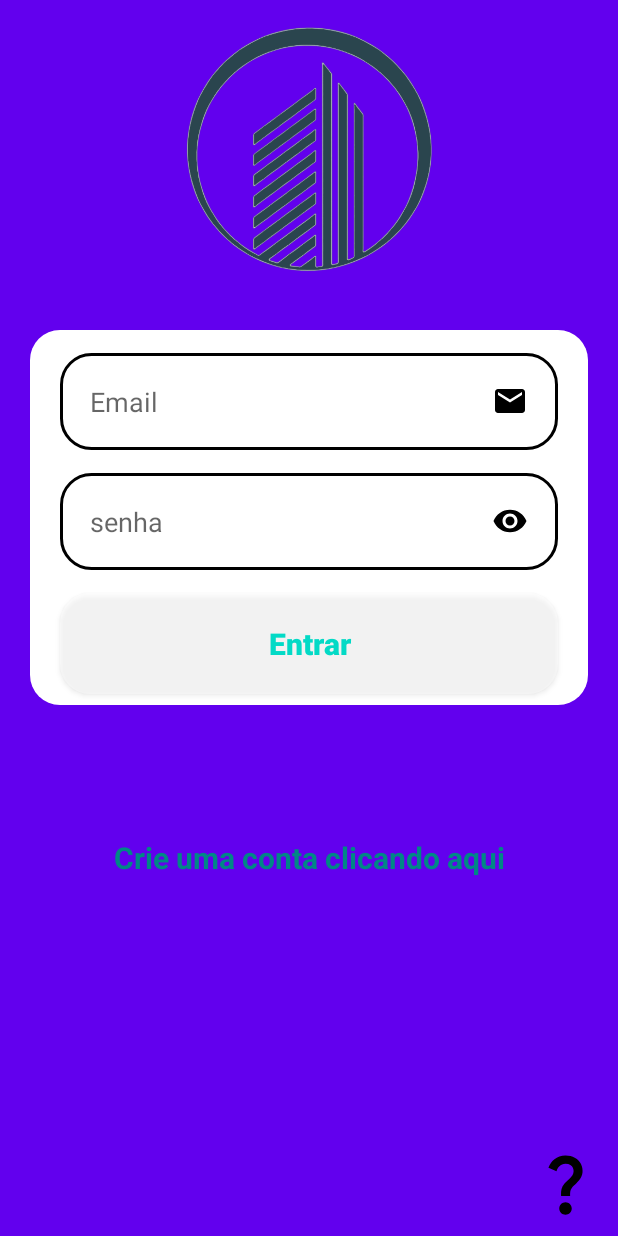
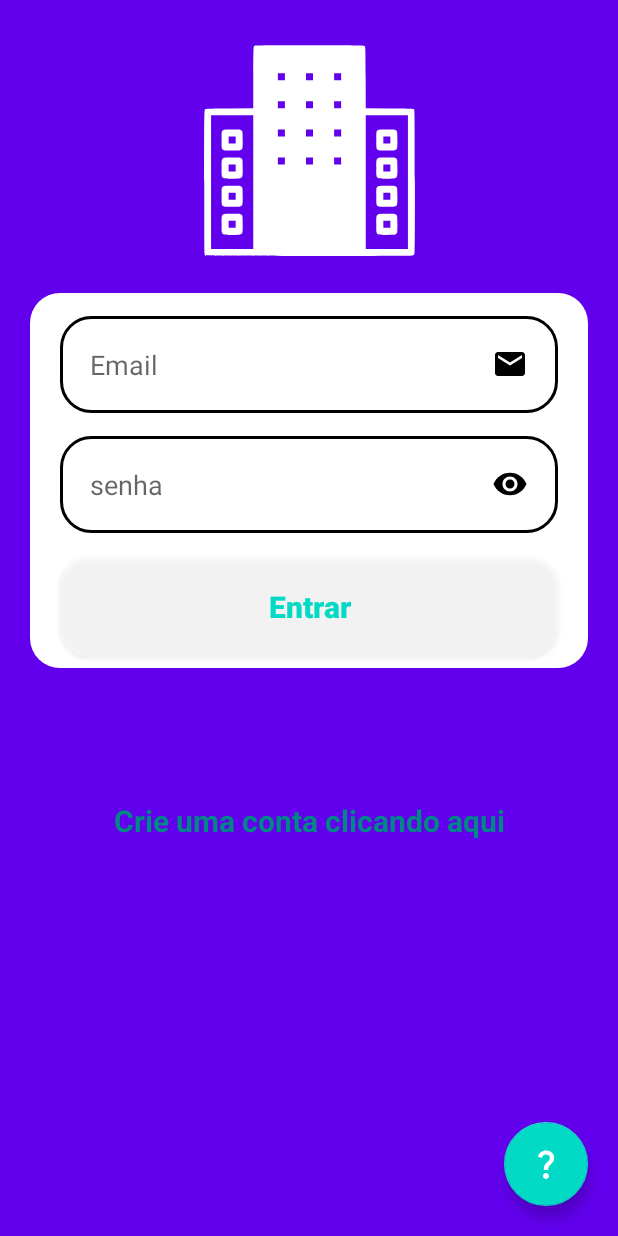
Before and after one commit to ego-prog/Projeto-Android, an Android app: the screen it shows after launch (FormLogin), on a phone screen of 412 x 824 dp. Run offline under Robolectric (Android 15) with nearby library versions, the phone set to English and light mode, and no system bars.

Commit message:
update Float Button

```diff
--- a/app/src/main/java/com/example/controlerealazer/FormLogin.java
+++ b/app/src/main/java/com/example/controlerealazer/FormLogin.java
@@ -8,9 +8,11 @@ import android.view.View;
 import android.widget.ImageView;
 import android.widget.TextView;
 
+import com.google.android.material.floatingactionbutton.FloatingActionButton;
+
 public class FormLogin extends AppCompatActivity {
     private TextView text_tela_cadastro;
-    private ImageView about;
+    private FloatingActionButton fab;
 
     @Override
     protected void onCreate(Bundle savedInstanceState) {
@@ -18,6 +20,7 @@ public class FormLogin extends AppCompatActivity {
         setContentView(R.layout.activity_form_login);
         getSupportActionBar().hide();
         IniciarComponentes();
+
 
         text_tela_cadastro.setOnClickListener(new View.OnClickListener() {
             @Override
@@ -27,7 +30,7 @@ public class FormLogin extends AppCompatActivity {
             }
         });
 
-        about.setOnClickListener(new View.OnClickListener() {
+        fab.setOnClickListener(new View.OnClickListener() {
             @Override
             public void onClick(View v) {
                 Intent intent = new Intent(FormLogin.this, About.class);
@@ -39,6 +42,6 @@ public class FormLogin extends AppCompatActivity {
 
     private void IniciarComponentes() {
         text_tela_cadastro = findViewById(R.id.text_tela_cadastro);
-        about = findViewById(R.id.about);
+        fab = findViewById(R.id.fab_about);
     }
 }
--- /dev/null
+++ b/app/src/main/res/drawable/logo.xml
@@ -0,0 +1,42 @@
+<vector xmlns:android="http://schemas.android.com/apk/res/android"
+    android:width="512dp"
+    android:height="512dp"
+    android:viewportWidth="512"
+    android:viewportHeight="512">
+  <path
+      android:pathData="M132.2,17c-1.2,0.5 -2.7,2.1 -3.2,3.5 -0.6,1.6 -1,28.5 -1,71l0,68.4 -54,0.3c-50.2,0.3 -54.1,0.4 -55.7,2.1 -1.7,1.7 -1.8,9.7 -1.8,165.7 0,156 0.1,164 1.8,165.7 1.7,1.7 12.7,1.8 236,2.1 168.2,0.1 235,-0.1 236.9,-0.9 1.4,-0.6 3.1,-2.3 3.7,-3.7 0.8,-1.9 1.1,-48.8 0.9,-164.9 -0.3,-154.2 -0.4,-162.3 -2.1,-164 -1.6,-1.7 -5.5,-1.8 -55.7,-2.1l-54,-0.3 -0.2,-69.9c-0.3,-65.6 -0.4,-70 -2.1,-71.7 -1.7,-1.7 -8.2,-1.8 -124.5,-2 -72.5,-0.1 -123.6,0.2 -125,0.7zM200,88l0,8 -8,-0 -8,-0 0,-8 0,-8 8,-0 8,-0 0,8zM264,88l0,8 -8,-0 -8,-0 0,-8 0,-8 8,-0 8,-0 0,8zM328,88l0,8 -8,-0 -8,-0 0,-8 0,-8 8,-0 8,-0 0,8zM200,152l0,8 -8,-0 -8,-0 0,-8 0,-8 8,-0 8,-0 0,8zM264,152l0,8 -8,-0 -8,-0 0,-8 0,-8 8,-0 8,-0 0,8zM328,152l0,8 -8,-0 -8,-0 0,-8 0,-8 8,-0 8,-0 0,8zM128,328l0,152 -48,-0 -48,-0 0,-152 0,-152 48,-0 48,-0 0,152zM480,328l0,152 -48,-0 -48,-0 0,-152 0,-152 48,-0 48,-0 0,152zM200,216l0,8 -8,-0 -8,-0 0,-8 0,-8 8,-0 8,-0 0,8zM264,216l0,8 -8,-0 -8,-0 0,-8 0,-8 8,-0 8,-0 0,8zM328,216l0,8 -8,-0 -8,-0 0,-8 0,-8 8,-0 8,-0 0,8zM200,280l0,8 -8,-0 -8,-0 0,-8 0,-8 8,-0 8,-0 0,8zM264,280l0,8 -8,-0 -8,-0 0,-8 0,-8 8,-0 8,-0 0,8zM328,280l0,8 -8,-0 -8,-0 0,-8 0,-8 8,-0 8,-0 0,8z"
+      android:fillColor="#000000"
+      android:strokeColor="#00000000"/>
+  <path
+      android:pathData="M58.5,210.5c-2.5,2.4 -2.5,2.6 -2.5,21.5 0,25.7 -1.7,24 24,24 25.7,-0 24,1.7 24,-24 0,-25.7 1.7,-24 -24,-24 -18.9,-0 -19.1,-0 -21.5,2.5zM88,232l0,8 -8,-0 -8,-0 0,-8 0,-8 8,-0 8,-0 0,8z"
+      android:fillColor="#000000"
+      android:strokeColor="#00000000"/>
+  <path
+      android:pathData="M58.5,274.5c-2.5,2.4 -2.5,2.6 -2.5,21.5 0,25.7 -1.7,24 24,24 25.7,-0 24,1.7 24,-24 0,-25.7 1.7,-24 -24,-24 -18.9,-0 -19.1,-0 -21.5,2.5zM88,296l0,8 -8,-0 -8,-0 0,-8 0,-8 8,-0 8,-0 0,8z"
+      android:fillColor="#000000"
+      android:strokeColor="#00000000"/>
+  <path
+      android:pathData="M58.5,338.5c-2.5,2.4 -2.5,2.6 -2.5,21.5 0,25.7 -1.7,24 24,24 25.7,-0 24,1.7 24,-24 0,-25.7 1.7,-24 -24,-24 -18.9,-0 -19.1,-0 -21.5,2.5zM88,360l0,8 -8,-0 -8,-0 0,-8 0,-8 8,-0 8,-0 0,8z"
+      android:fillColor="#000000"
+      android:strokeColor="#00000000"/>
+  <path
+      android:pathData="M58.5,402.5c-2.5,2.4 -2.5,2.6 -2.5,21.5 0,25.7 -1.7,24 24,24 25.7,-0 24,1.7 24,-24 0,-25.7 1.7,-24 -24,-24 -18.9,-0 -19.1,-0 -21.5,2.5zM88,424l0,8 -8,-0 -8,-0 0,-8 0,-8 8,-0 8,-0 0,8z"
+      android:fillColor="#000000"
+      android:strokeColor="#00000000"/>
+  <path
+      android:pathData="M410.5,210.5c-2.5,2.4 -2.5,2.6 -2.5,21.5 0,25.7 -1.7,24 24,24 25.7,-0 24,1.7 24,-24 0,-25.7 1.7,-24 -24,-24 -18.9,-0 -19.1,-0 -21.5,2.5zM440,232l0,8 -8,-0 -8,-0 0,-8 0,-8 8,-0 8,-0 0,8z"
+      android:fillColor="#000000"
+      android:strokeColor="#00000000"/>
+  <path
+      android:pathData="M410.5,274.5c-2.5,2.4 -2.5,2.6 -2.5,21.5 0,25.7 -1.7,24 24,24 25.7,-0 24,1.7 24,-24 0,-25.7 1.7,-24 -24,-24 -18.9,-0 -19.1,-0 -21.5,2.5zM440,296l0,8 -8,-0 -8,-0 0,-8 0,-8 8,-0 8,-0 0,8z"
+      android:fillColor="#000000"
+      android:strokeColor="#00000000"/>
+  <path
+      android:pathData="M410.5,338.5c-2.5,2.4 -2.5,2.6 -2.5,21.5 0,25.7 -1.7,24 24,24 25.7,-0 24,1.7 24,-24 0,-25.7 1.7,-24 -24,-24 -18.9,-0 -19.1,-0 -21.5,2.5zM440,360l0,8 -8,-0 -8,-0 0,-8 0,-8 8,-0 8,-0 0,8z"
+      android:fillColor="#000000"
+      android:strokeColor="#00000000"/>
+  <path
+      android:pathData="M410.5,402.5c-2.5,2.4 -2.5,2.6 -2.5,21.5 0,25.7 -1.7,24 24,24 18.9,-0 19.1,-0 21.5,-2.5 2.5,-2.4 2.5,-2.6 2.5,-21.5 0,-25.7 1.7,-24 -24,-24 -18.9,-0 -19.1,-0 -21.5,2.5zM440,424l0,8 -8,-0 -8,-0 0,-8 0,-8 8,-0 8,-0 0,8z"
+      android:fillColor="#000000"
+      android:strokeColor="#00000000"/>
+</vector>
--- a/app/src/main/res/layout/activity_form_login.xml
+++ b/app/src/main/res/layout/activity_form_login.xml
@@ -1,5 +1,6 @@
 <?xml version="1.0" encoding="utf-8"?>
 <androidx.core.widget.NestedScrollView xmlns:android="http://schemas.android.com/apk/res/android"
+    xmlns:app="http://schemas.android.com/apk/res-auto"
     android:layout_width="match_parent"
     android:layout_height="match_parent"
     android:fillViewport="true">
@@ -14,12 +15,14 @@
 
         <ImageView
             android:id="@+id/logo"
-            android:layout_width="200dp"
-            android:layout_height="200dp"
+            android:layout_width="150dp"
+            android:layout_height="150dp"
             android:src="@drawable/logo"
+            android:layout_marginTop="25dp"
             app:layout_constraintEnd_toEndOf="parent"
             app:layout_constraintStart_toStartOf="parent"
-            app:layout_constraintTop_toTopOf="parent" />
+            app:layout_constraintTop_toTopOf="parent"
+            app:tint="@color/white" />
 
         <View
             android:id="@+id/containerComponents"
@@ -70,8 +73,7 @@
             android:id="@+id/text_tela_cadastro"
             android:layout_width="wrap_content"
             android:layout_height="wrap_content"
-            android:layout_marginTop="20dp"
-            android:layout_marginBottom="10dp"
+            android:layout_margin="20dp"
             android:text="@string/text_dadastro"
             android:textColor="@color/design_default_color_secondary_variant"
             android:textSize="20sp"
@@ -80,15 +82,14 @@
             app:layout_constraintStart_toStartOf="parent"
             app:layout_constraintTop_toBottomOf="@id/progressbar" />
 
-    <ImageView
-        android:id="@+id/about"
-        android:layout_width="50dp"
-        android:layout_height="50dp"
-        android:src="@drawable/ic_question"
-        app:layout_constraintBottom_toBottomOf="parent"
-        app:layout_constraintEnd_toEndOf="parent"
-        android:layout_marginRight="10dp"
-        android:layout_marginBottom="10dp"
-        />
+        <com.google.android.material.floatingactionbutton.FloatingActionButton
+            android:id="@+id/fab_about"
+            style="@style/FLOATIN_ACTION_BUTTON"
+            android:layout_width="wrap_content"
+            android:layout_height="wrap_content"
+            android:layout_margin="20dp"
+            android:src="@drawable/ic_question"
+            app:layout_constraintBottom_toBottomOf="parent"
+            app:layout_constraintEnd_toEndOf="parent" />
     </androidx.constraintlayout.widget.ConstraintLayout>
 </androidx.core.widget.NestedScrollView>
--- a/app/src/main/res/values/themes.xml
+++ b/app/src/main/res/values/themes.xml
@@ -8,9 +8,18 @@
         <!-- Secondary brand color. -->
         <item name="colorSecondary">@color/teal_200</item>
         <item name="colorSecondaryVariant">@color/teal_700</item>
-        <item name="colorOnSecondary">@color/black</item>
+        <item name="colorOnSecondary">@color/white</item>
         <!-- Status bar color. -->
         <item name="android:statusBarColor" tools:targetApi="l">?attr/colorPrimaryVariant</item>
         <!-- Customize your theme here. -->
     </style>
+    <style name="BACKGROUND">
+        <item name="android:background">@color/white</item>
+    </style>
+    <style name="TEXTCOLOR">
+        <item name="android:textColor">@color/black</item>
+    </style>
+    <style name="FLOATIN_ACTION_BUTTON">
+        <item name="android:backgroundTint">@color/teal_200</item>
+    </style>
 </resources>
```
Also changed, not shown: app/src/main/res/drawable/logo.png (deleted).
